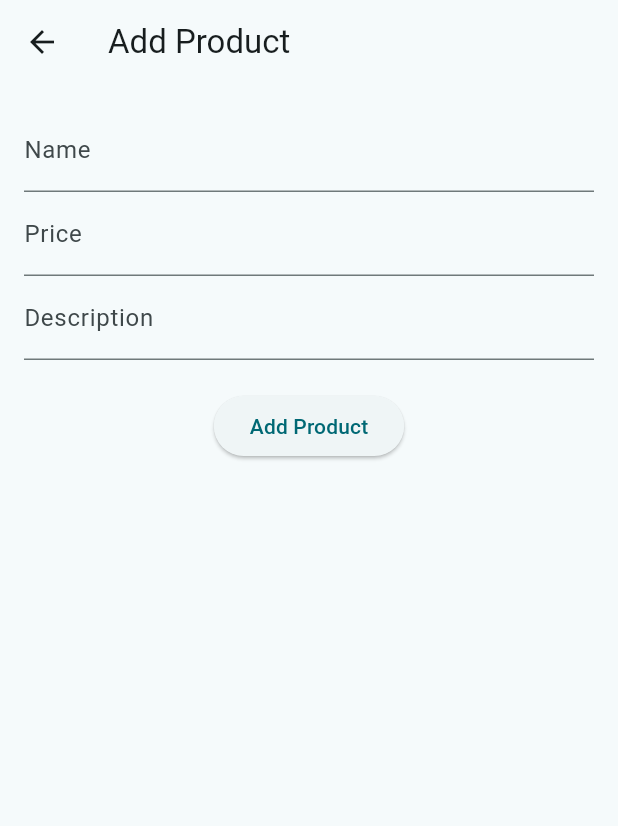
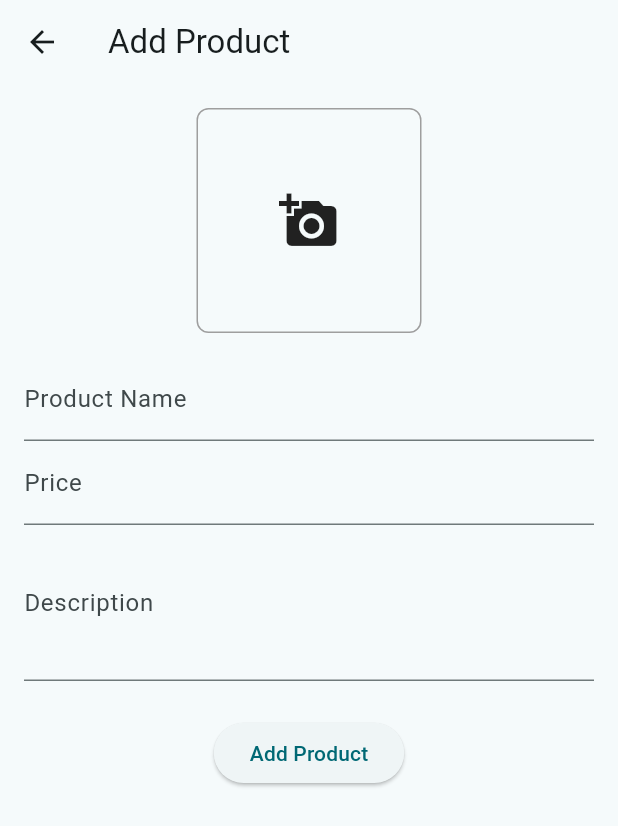
Before and after one commit to abhishekk1004/scratch, a Flutter app: the screen it shows after launch, after a tap on "Add Products", on a phone screen of 412 x 824 dp. Shown: the top 826 px of the screen. Run offline on Flutter 3.47's test engine with Material 3 defaults, Android fonts, the phone set to English and light mode, and no system bars; our stand-ins replace cloud_firestore, firebase_core, image_picker; missing offline and left inert: cloudinary_public; accounts and stored records are empty; generated files the repository leaves out were written again.

Commit message:
FEAT:Cloduinary

```diff
--- a/lib/main.dart
+++ b/lib/main.dart
@@ -1,15 +1,21 @@
 import 'package:scratch/constants/colors.dart';
+import 'package:scratch/constants/image.dart';
+import 'package:scratch/repo/image_repo.dart';
+import 'package:scratch/repo/image_repo_impl.dart';
 import 'package:scratch/repo/product_repo.dart';
 import 'package:scratch/repo/product_repo_impl.dart';
 import 'package:scratch/view/home_screen.dart';
+import 'package:scratch/viewmodel/image_view_model.dart';
 import 'package:scratch/viewmodel/product_view_model.dart';
 import 'package:firebase_core/firebase_core.dart';
 import 'package:flutter/material.dart';
 import 'package:provider/provider.dart';
 
+import 'firebase_options.dart';
+
 void main() async {
   WidgetsFlutterBinding.ensureInitialized();
-  await Firebase.initializeApp();
+  await Firebase.initializeApp(options: DefaultFirebaseOptions.currentPlatform);
   runApp(const MyApp());
 }
 
@@ -21,21 +27,23 @@ class MyApp extends StatelessWidget {
   Widget build(BuildContext context) {
     return MultiProvider(
       providers: [
-        Provider<ProductRepo>(create: (_)=> ProductRepoImpl()),
+        Provider<ProductRepo>(create: (_) => ProductRepoImpl()),
 
         ChangeNotifierProvider(
           create: (context) =>
               ProductViewModel(productRepo: context.read<ProductRepo>()),
         ),
 
+        Provider<ImageRepo>(create: (_) => ImageRepoImpl()),
+        ChangeNotifierProvider(
+          create: (context) =>
+              ImageViewModel(imageRepo: context.read<ImageRepo>()),
+        ),
       ],
       child: MaterialApp(
         debugShowCheckedModeBanner: false,
         title: 'Flutter Demo',
-        theme: ThemeData(
-          colorScheme: ColorScheme.fromSeed(seedColor: black),
-          useMaterial3: true,
-        ),
+        theme: ThemeData(colorScheme: .fromSeed(seedColor: black)),
         home: HomeScreen(),
       ),
     );
--- a/lib/models/product_model.dart
+++ b/lib/models/product_model.dart
@@ -5,6 +5,7 @@ class ProductModel {
   String? categoryId;
   String? description;
   String? category;
+  String? imageUrl;
 
   ProductModel({
     this.id,
@@ -12,6 +13,7 @@ class ProductModel {
     this.price,
     this.description,
     this.category,
+    this.imageUrl,
   });
 
   Map<String, dynamic> toMap() {
@@ -21,6 +23,7 @@ class ProductModel {
       'price': price,
       'description': description,
       'category': category,
+      'image':imageUrl,
     };
   }
 
@@ -31,6 +34,7 @@ class ProductModel {
       price: (map['price'] as num?)?.toDouble(),
       description: map['description'] as String?,
       category: map['category'] as String?,
+      imageUrl: map['image'] as String?,
     );
   }
 }
--- /dev/null
+++ b/lib/repo/image_repo.dart
@@ -0,0 +1,3 @@
+abstract class ImageRepo {
+  Future<String> uploadImage(String filePath);
+}
--- /dev/null
+++ b/lib/repo/image_repo_impl.dart
@@ -0,0 +1,22 @@
+import 'package:scratch/repo/image_repo.dart';
+import 'package:cloudinary_public/cloudinary_public.dart';
+
+class ImageRepoImpl implements ImageRepo {
+  final cloudinary = CloudinaryPublic(
+    "dvh2mfhru", // replace with yours cloud name
+    "classko", // replace with yours unsigned present
+    cache: false,
+  );
+
+  @override
+  Future<String> uploadImage(String filePath) async {
+    final response = await cloudinary.uploadFile(
+      CloudinaryFile.fromFile(
+        filePath,
+        resourceType: CloudinaryResourceType.Image,
+        folder: "products",
+      ),
+    );
+    return response.secureUrl;
+  }
+}
--- a/lib/view/add_product_screen.dart
+++ b/lib/view/add_product_screen.dart
@@ -1,10 +1,15 @@
+import 'dart:io';
+
+import 'package:scratch/models/product_model.dart';
+import 'package:scratch/viewmodel/image_view_model.dart';
+import 'package:scratch/viewmodel/product_view_model.dart';
 import 'package:flutter/material.dart';
+import 'package:image_picker/image_picker.dart';
 import 'package:provider/provider.dart';
-import 'package:scratch/models/product_model.dart';
-import 'package:scratch/viewmodel/product_view_model.dart';
 
 class ManageProductScreen extends StatefulWidget {
   final String? id;
+
   const ManageProductScreen({super.key, this.id});
 
   @override
@@ -16,6 +21,33 @@ class _ManageProductScreenState extends State<ManageProductScreen> {
   final priceController = TextEditingController();
   final descController = TextEditingController();
 
+  final picker = ImagePicker();
+  File? _pickedImage;
+
+  @override
+  void initState() {
+    super.initState();
+    WidgetsBinding.instance.addPostFrameCallback((_) async {
+      if (!mounted) return;
+      final imageVm = context.read<ImageViewModel>();
+      final productVm = context.read<ProductViewModel>();
+
+      if (widget.id != null) {
+        await productVm.getProductById(widget.id!);
+        if (!mounted) return;
+        final product = productVm.product;
+        if (product != null) {
+          nameController.text = product.name ?? "";
+          priceController.text = product.price?.toString() ?? "";
+          descController.text = product.description ?? "";
+          imageVm.setImageUrl(product.imageUrl);
+        }
+      } else {
+        imageVm.setImageUrl(null);
+      }
+    });
+  }
+
   @override
   void dispose() {
     nameController.dispose();
@@ -24,20 +56,61 @@ class _ManageProductScreenState extends State<ManageProductScreen> {
     super.dispose();
   }
 
+  Future<void> _pickImage() async {
+    final picked = await picker.pickImage(source: ImageSource.gallery);
+    if (picked == null) return;
+
+    setState(() {
+      _pickedImage = File(picked.path);
+    });
+
+    if (!mounted) return;
+    await context.read<ImageViewModel>().uploadImage(picked.path);
+  }
+
+  Widget _buildImagePreview(ImageViewModel imageVm) {
+    if (imageVm.loading) {
+      return const Center(child: CircularProgressIndicator());
+    }
+    if (_pickedImage != null) {
+      return Image.file(_pickedImage!, fit: BoxFit.cover);
+    }
+    if (imageVm.imageUrl != null && imageVm.imageUrl!.isNotEmpty) {
+      return Image.network(imageVm.imageUrl!, fit: BoxFit.cover);
+    }
+    return const Icon(Icons.add_a_photo, size: 40);
+  }
+
   @override
   Widget build(BuildContext context) {
     final vm = context.watch<ProductViewModel>();
+    final imageVm = context.watch<ImageViewModel>();
+
     return Scaffold(
       appBar: AppBar(
         title: Text(widget.id == null ? "Add Product" : "Update Product"),
       ),
-      body: Padding(
+      body: SingleChildScrollView(
         padding: const EdgeInsets.all(16.0),
         child: Column(
           children: [
+            GestureDetector(
+              onTap: imageVm.loading ? null : _pickImage,
+              child: Container(
+                height: 150,
+                width: 150,
+                clipBehavior: Clip.antiAlias,
+                decoration: BoxDecoration(
+                  border: Border.all(color: Colors.grey),
+                  borderRadius: BorderRadius.circular(8),
+                ),
+                child: _buildImagePreview(imageVm),
+              ),
+            ),
+            const SizedBox(height: 16),
             TextFormField(
               controller: nameController,
-              decoration: const InputDecoration(labelText: "Name"),
+              decoration: const InputDecoration(labelText: "Product Name"),
             ),
             TextFormField(
               controller: priceController,
@@ -47,32 +120,46 @@ class _ManageProductScreenState extends State<ManageProductScreen> {
             TextFormField(
               controller: descController,
               decoration: const InputDecoration(labelText: "Description"),
+              maxLines: 3,
             ),
-            const SizedBox(height: 20),
+            const SizedBox(height: 24),
             ElevatedButton(
-              onPressed: vm.loading
+              onPressed: (vm.loading || imageVm.loading)
                   ? null
                   : () async {
-                      if (widget.id == null) {
-                        // Add
+                      final messenger = ScaffoldMessenger.of(context);
+                      final navigator = Navigator.of(context);
+
+                      if (imageVm.loading) {
+                        messenger.showSnackBar(
+                          const SnackBar(content: Text("Please wait, image is uploading")),
+                        );
+                        return;
+                      }
+
                       final model = ProductModel(
-                          id: "",
+                        id: widget.id ?? "",
                         name: nameController.text,
                         price: double.tryParse(priceController.text) ?? 0.0,
                         description: descController.text,
+                        imageUrl: imageVm.imageUrl,
                       );
-                        final success = await vm.addProduct(model);
-                        if (mounted) {
+
+                      bool success;
+                      if (widget.id == null) {
+                        success = await vm.addProduct(model);
+                      } else {
+                        success = await vm.updateProduct(model);
+                      }
+
+                      if (!mounted) return;
+
                       if (success) {
-                            Navigator.pop(context);
+                        navigator.pop();
                       } else {
-                            ScaffoldMessenger.of(context).showSnackBar(
-                              SnackBar(content: Text(vm.error ?? "Failed to add product")),
+                        messenger.showSnackBar(
+                          SnackBar(content: Text(vm.error ?? "An error occurred")),
                         );
-                          }
-                        }
-                      } else {
-                        // Update
                       }
                     },
               child: vm.loading
--- /dev/null
+++ b/lib/viewmodel/image_view_model.dart
@@ -0,0 +1,47 @@
+import 'package:scratch/repo/image_repo.dart';
+import 'package:flutter/material.dart';
+
+class ImageViewModel extends ChangeNotifier {
+  final ImageRepo _imageRepo;
+
+  ImageViewModel({required ImageRepo imageRepo}) : _imageRepo = imageRepo;
+
+  bool _loading = false;
+
+  bool get loading => _loading;
+
+  String? _error;
+
+  String? get error => _error;
+
+  String? _imageUrl;
+
+  String? get imageUrl => _imageUrl;
+
+  setLoading(bool value) {
+    _loading = value;
+    notifyListeners();
+  }
+
+  setError(String? value) {
+    _error = value;
+    notifyListeners();
+  }
+
+  setImageUrl(String? value) {
+    _imageUrl = value;
+    notifyListeners();
+  }
+
+  Future<void> uploadImage(String filePath) async {
+    setLoading(true);
+    setError(null);
+    try {
+      _imageUrl = await _imageRepo.uploadImage(filePath);
+    } on Exception catch (e) {
+      setError(e.toString());
+    } finally {
+      setLoading(false);
+    }
+  }
+}
--- a/pubspec.yaml
+++ b/pubspec.yaml
@@ -38,6 +38,10 @@ dependencies:
   firebase_auth: ^6.5.2
   firebase_core: ^4.10.0
   provider: ^6.1.1
+
+  cached_network_image: ^3.4.1
+  image_picker: ^1.2.2
+  cloudinary_public: ^0.23.1
 
 dev_dependencies:
   flutter_test:
```
Also changed, not shown: pubspec.lock, 7 other files. Lines whose indentation alone changed are shown as unchanged.
